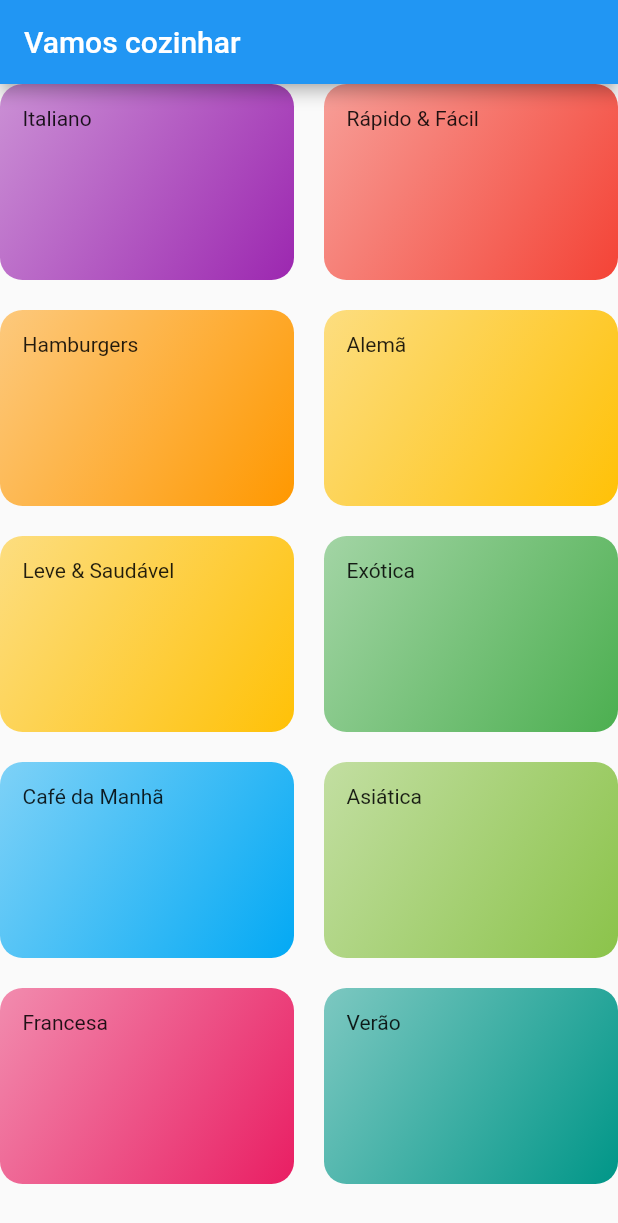
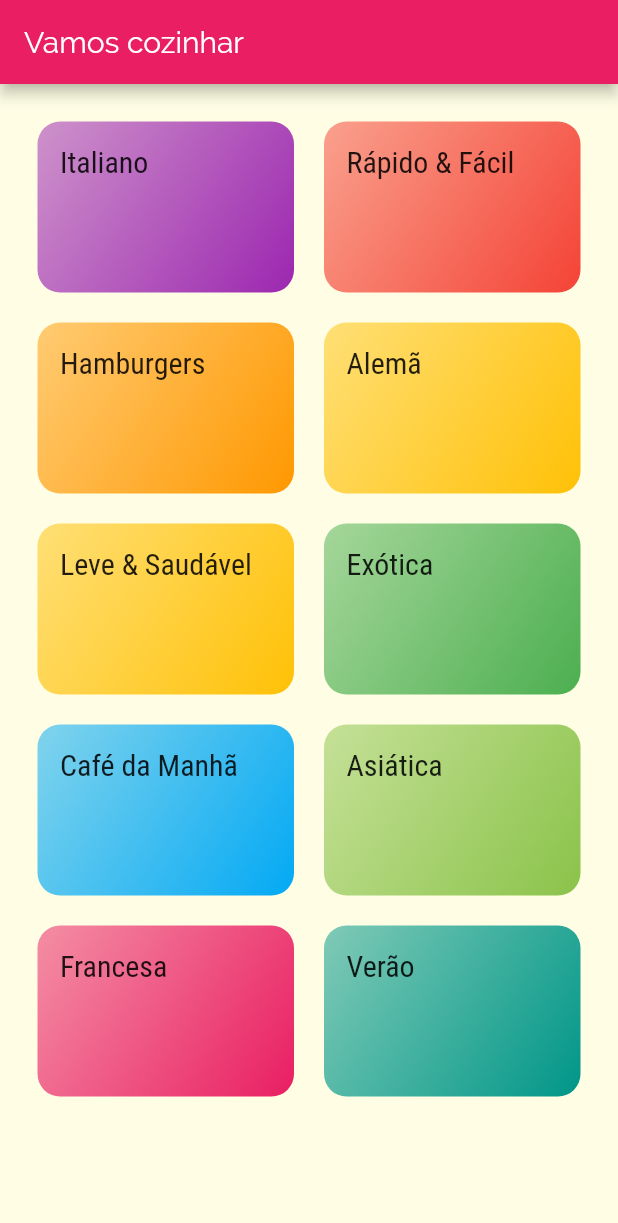
Before and after one commit to tiagosantos/flutter-recipes, a Flutter app: the screen it shows after launch, on a phone screen of 412 x 824 dp. Shown: the top 1223 px of the screen. Run offline on Flutter 3.47's test engine with Material 2 defaults, Android fonts, the phone set to English and light mode, and no system bars.

Commit message:
Fourth class: define theme and add fonts

```diff
--- a/lib/components/category_item.dart
+++ b/lib/components/category_item.dart
@@ -9,8 +9,11 @@ class CategoryItem extends StatelessWidget {
   @override
   Widget build(BuildContext context) {
     return Container(
-      padding: EdgeInsets.all(15),
-      child: Text(category.title),
+      padding: const EdgeInsets.all(15),
+      child: Text(
+        category.title,
+        style: Theme.of(context).textTheme.headline6,
+      ),
       decoration: BoxDecoration(
         borderRadius: BorderRadius.circular(15),
         gradient: LinearGradient(
--- a/lib/main.dart
+++ b/lib/main.dart
@@ -7,9 +7,18 @@ class MyApp extends StatelessWidget {
   @override
   Widget build(BuildContext context) {
     return MaterialApp(
-      title: 'DeliMeals',
+      title: 'Vamos Cozinhar?',
       theme: ThemeData(
-        primarySwatch: Colors.blue,
+        primarySwatch: Colors.pink,
+        accentColor: Colors.amber,
+        fontFamily: 'Raleway',
+        canvasColor: Color.fromRGBO(255, 254, 229, 1),
+        textTheme: ThemeData.light().textTheme.copyWith(
+              headline6: TextStyle(
+                fontSize: 20,
+                fontFamily: 'RobotoCondensed',
+              ),
+            ),
       ),
       home: CategoriesScreen(),
     );
--- a/lib/screens/categories_screen.dart
+++ b/lib/screens/categories_screen.dart
@@ -10,6 +10,7 @@ class CategoriesScreen extends StatelessWidget {
         title: Text('Vamos cozinhar'),
       ),
       body: GridView(
+        padding: const EdgeInsets.all(25),
         gridDelegate: SliverGridDelegateWithMaxCrossAxisExtent(
           maxCrossAxisExtent: 200,
           childAspectRatio: 3 / 2,
```
Also changed, not shown: pubspec.yaml (+21 -14 lines), assets/fonts/Raleway-Black.ttf (added), assets/fonts/Raleway-Bold.ttf (added), assets/fonts/Raleway-Regular.ttf (added), assets/fonts/RobotoCondensed-Bold.ttf (added), assets/fonts/RobotoCondensed-Italic.ttf (added), assets/fonts/RobotoCondensed-Light.ttf (added), assets/fonts/RobotoCondensed-Regular.ttf (added).
